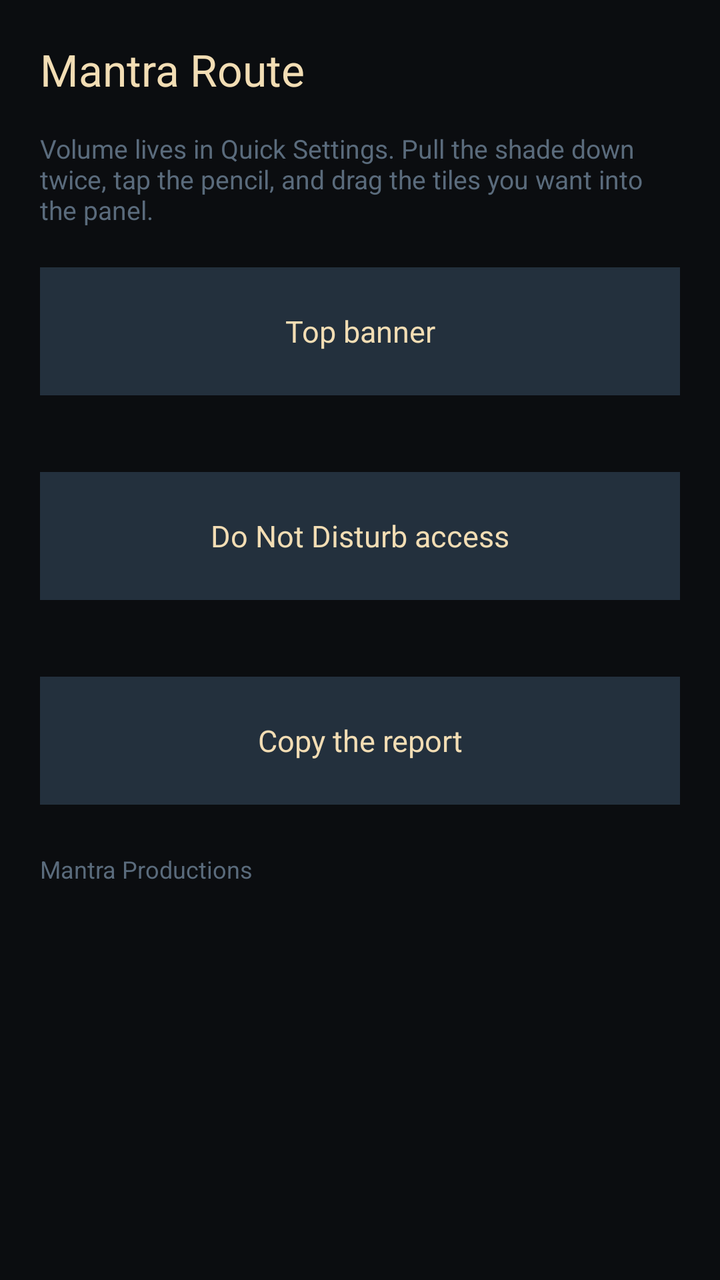
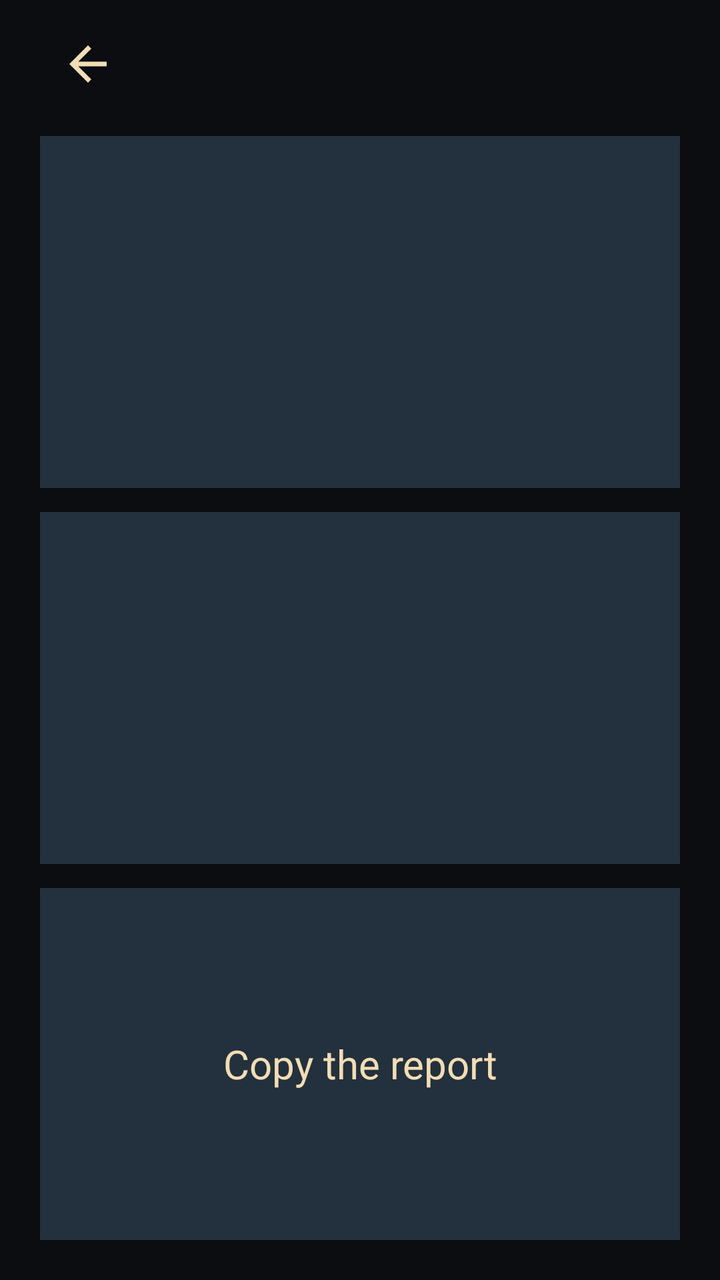

An Android layout rendered at two revisions. The XML below is the earlier revision; the diff shows what the commit changed to produce the second picture.
<!-- AndroidManifest.xml: application theme Theme.MantraRoute -->
<!-- res/layout/activity_settings.xml -->
<?xml version="1.0" encoding="utf-8"?>
<ScrollView xmlns:android="http://schemas.android.com/apk/res/android"
    android:id="@+id/settings_root"
    android:layout_width="match_parent"
    android:layout_height="match_parent"
    android:background="@color/ground"
    android:clipToPadding="false"
    android:fillViewport="true">

    <LinearLayout
        android:layout_width="match_parent"
        android:layout_height="wrap_content"
        android:orientation="vertical"
        android:padding="20dp">

        <LinearLayout
            android:layout_width="match_parent"
            android:layout_height="wrap_content"
            android:gravity="center_vertical"
            android:orientation="horizontal">

            <TextView
                android:layout_width="0dp"
                android:layout_height="wrap_content"
                android:layout_weight="1"
                android:text="@string/app_name"
                android:textColor="@color/sand"
                android:textSize="22sp" />

            <TextView
                android:id="@+id/version"
                android:layout_width="wrap_content"
                android:layout_height="wrap_content"
                android:textColor="@color/slate_ink"
                android:textSize="14sp" />
        </LinearLayout>

        <TextView
            android:layout_width="match_parent"
            android:layout_height="wrap_content"
            android:layout_marginTop="16dp"
            android:text="Volume lives in Quick Settings. Pull the shade down twice, tap the pencil, and drag the tiles you want into the panel."
            android:textColor="@color/slate_ink"
            android:textSize="13sp" />

        <TextView
            android:id="@+id/banner_button"
            android:layout_width="match_parent"
            android:layout_height="wrap_content"
            android:layout_marginTop="20dp"
            android:background="@color/slate"
            android:gravity="center"
            android:minHeight="64dp"
            android:paddingTop="12dp"
            android:paddingBottom="12dp"
            android:text="Top banner"
            android:textColor="@color/sand"
            android:textSize="15sp" />

        <TextView
            android:id="@+id/banner_state"
            android:layout_width="match_parent"
            android:layout_height="wrap_content"
            android:layout_marginTop="6dp"
            android:textColor="@color/slate_ink"
            android:textSize="12sp" />

        <TextView
            android:id="@+id/dnd_button"
            android:layout_width="match_parent"
            android:layout_height="wrap_content"
            android:layout_marginTop="16dp"
            android:background="@color/slate"
            android:gravity="center"
            android:minHeight="64dp"
            android:paddingTop="12dp"
            android:paddingBottom="12dp"
            android:text="Do Not Disturb access"
            android:textColor="@color/sand"
            android:textSize="15sp" />

        <TextView
            android:id="@+id/dnd_state"
            android:layout_width="match_parent"
            android:layout_height="wrap_content"
            android:layout_marginTop="6dp"
            android:textColor="@color/slate_ink"
            android:textSize="12sp" />

        <TextView
            android:id="@+id/copy_button"
            android:layout_width="match_parent"
            android:layout_height="wrap_content"
            android:layout_marginTop="16dp"
            android:background="@color/slate"
            android:gravity="center"
            android:minHeight="64dp"
            android:paddingTop="12dp"
            android:paddingBottom="12dp"
            android:text="Copy the report"
            android:textColor="@color/sand"
            android:textSize="15sp" />

        <TextView
            android:layout_width="match_parent"
            android:layout_height="wrap_content"
            android:layout_marginTop="24dp"
            android:text="Mantra Productions"
            android:textColor="@color/slate_ink"
            android:textSize="12sp" />
    </LinearLayout>
</ScrollView>
<!-- resources referenced by this layout -->
<resources>
  <color name="ground">#0B0D10</color>
  <color name="sand">#F2DDB4</color>
  <color name="slate">#23303D</color>
  <color name="slate_ink">#5A6B7C</color>
  <string name="app_name">Mantra Route</string>
  <style name="Theme.MantraRoute" parent="Theme.AppCompat.NoActionBar">
          <item name="android:windowBackground">@color/ground</item>
          <item name="android:textColor">@color/sand</item>
          <item name="android:statusBarColor">@color/ground</item>
          <item name="android:navigationBarColor">@color/ground</item>
      </style>
</resources>

<!-- the commit's change to res/layout/activity_settings.xml (unified diff, before → after) -->
@@ -1,112 +1,74 @@
 <?xml version="1.0" encoding="utf-8"?>
-<ScrollView xmlns:android="http://schemas.android.com/apk/res/android"
+<LinearLayout xmlns:android="http://schemas.android.com/apk/res/android"
     android:id="@+id/settings_root"
     android:layout_width="match_parent"
     android:layout_height="match_parent"
     android:background="@color/ground"
-    android:clipToPadding="false"
-    android:fillViewport="true">
+    android:orientation="vertical"
+    android:paddingStart="20dp"
+    android:paddingEnd="20dp"
+    android:paddingTop="8dp"
+    android:paddingBottom="8dp">
 
     <LinearLayout
         android:layout_width="match_parent"
         android:layout_height="wrap_content"
-        android:orientation="vertical"
-        android:padding="20dp">
+        android:gravity="center_vertical"
+        android:orientation="horizontal">
 
-        <LinearLayout
-            android:layout_width="match_parent"
-            android:layout_height="wrap_content"
-            android:gravity="center_vertical"
-            android:orientation="horizontal">
-
-            <TextView
-                android:layout_width="0dp"
-                android:layout_height="wrap_content"
-                android:layout_weight="1"
-                android:text="@string/app_name"
-                android:textColor="@color/sand"
-                android:textSize="22sp" />
-
-            <TextView
-                android:id="@+id/version"
-                android:layout_width="wrap_content"
-                android:layout_height="wrap_content"
-                android:textColor="@color/slate_ink"
-                android:textSize="14sp" />
-        </LinearLayout>
+        <ImageView
+            android:id="@+id/back_button"
+            android:layout_width="48dp"
+            android:layout_height="48dp"
+            android:contentDescription="Back"
+            android:padding="10dp"
+            android:src="@drawable/ic_back" />
 
         <TextView
-            android:layout_width="match_parent"
+            android:layout_width="0dp"
             android:layout_height="wrap_content"
-            android:layout_marginTop="16dp"
-            android:text="Volume lives in Quick Settings. Pull the shade down twice, tap the pencil, and drag the tiles you want into the panel."
-            android:textColor="@color/slate_ink"
-            android:textSize="13sp" />
+            android:layout_weight="1" />
 
         <TextView
-            android:id="@+id/banner_button"
-            android:layout_width="match_parent"
+            android:id="@+id/version"
+            android:layout_width="wrap_content"
             android:layout_height="wrap_content"
-            android:layout_marginTop="20dp"
-            android:background="@color/slate"
-            android:gravity="center"
-            android:minHeight="64dp"
-            android:paddingTop="12dp"
-            android:paddingBottom="12dp"
-            android:text="Top banner"
-            android:textColor="@color/sand"
-            android:textSize="15sp" />
+            android:textColor="@color/slate_ink"
+            android:textSize="16sp" />
+    </LinearLayout>
 
-        <TextView
-            android:id="@+id/banner_state"
-            android:layout_width="match_parent"
-            android:layout_height="wrap_content"
-            android:layout_marginTop="6dp"
-            android:textColor="@color/slate_ink"
-            android:textSize="12sp" />
+    <TextView
+        android:id="@+id/banner_button"
+        android:layout_width="match_parent"
+        android:layout_height="0dp"
+        android:layout_weight="1"
+        android:layout_marginTop="12dp"
+        android:background="@color/slate"
+        android:gravity="center"
+        android:textColor="@color/sand"
+        android:textSize="20sp" />
 
-        <TextView
-            android:id="@+id/dnd_button"
-            android:layout_width="match_parent"
-            android:layout_height="wrap_content"
-            android:layout_marginTop="16dp"
-            android:background="@color/slate"
-            android:gravity="center"
-            android:minHeight="64dp"
-            android:paddingTop="12dp"
-            android:paddingBottom="12dp"
-            android:text="Do Not Disturb access"
-            android:textColor="@color/sand"
-            android:textSize="15sp" />
+    <TextView
+        android:id="@+id/dnd_button"
+        android:layout_width="match_parent"
+        android:layout_height="0dp"
+        android:layout_weight="1"
+        android:layout_marginTop="12dp"
+        android:background="@color/slate"
+        android:gravity="center"
+        android:textColor="@color/sand"
+        android:textSize="20sp" />
 
-        <TextView
-            android:id="@+id/dnd_state"
-            android:layout_width="match_parent"
-            android:layout_height="wrap_content"
-            android:layout_marginTop="6dp"
-            android:textColor="@color/slate_ink"
-            android:textSize="12sp" />
-
-        <TextView
-            android:id="@+id/copy_button"
-            android:layout_width="match_parent"
-            android:layout_height="wrap_content"
-            android:layout_marginTop="16dp"
-            android:background="@color/slate"
-            android:gravity="center"
-            android:minHeight="64dp"
-            android:paddingTop="12dp"
-            android:paddingBottom="12dp"
-            android:text="Copy the report"
-            android:textColor="@color/sand"
-            android:textSize="15sp" />
-
-        <TextView
-            android:layout_width="match_parent"
-            android:layout_height="wrap_content"
-            android:layout_marginTop="24dp"
-            android:text="Mantra Productions"
-            android:textColor="@color/slate_ink"
-            android:textSize="12sp" />
-    </LinearLayout>
-</ScrollView>
+    <TextView
+        android:id="@+id/copy_button"
+        android:layout_width="match_parent"
+        android:layout_height="0dp"
+        android:layout_weight="1"
+        android:layout_marginTop="12dp"
+        android:layout_marginBottom="12dp"
+        android:background="@color/slate"
+        android:gravity="center"
+        android:text="Copy the report"
+        android:textColor="@color/sand"
+        android:textSize="20sp" />
+</LinearLayout>
<!-- resource entries referenced after the edit -->
@@ -4,7 +4,10 @@
   <color name="sand">#F2DDB4</color>
   <color name="slate">#23303D</color>
   <color name="slate_ink">#5A6B7C</color>
-  <string name="app_name">Mantra Route</string>
+  <!-- drawable ic_back (drawable) -->
+  <vector xmlns:android="http://schemas.android.com/apk/res/android" android:height="24dp" android:tint="#F2DDB4" android:viewportHeight="960" android:viewportWidth="960" android:width="24dp">
+      <path android:fillColor="@android:color/white" android:pathData="M 313.0,520.0 L 537.0,744.0 L 480.0,800.0 L 160.0,480.0 L 480.0,160.0 L 537.0,216.0 L 313.0,440.0 L 800.0,440.0 L 800.0,520.0 L 313.0,520.0"/>
+  </vector>
   <style name="Theme.MantraRoute" parent="Theme.AppCompat.NoActionBar">
           <item name="android:windowBackground">@color/ground</item>
           <item name="android:textColor">@color/sand</item>
